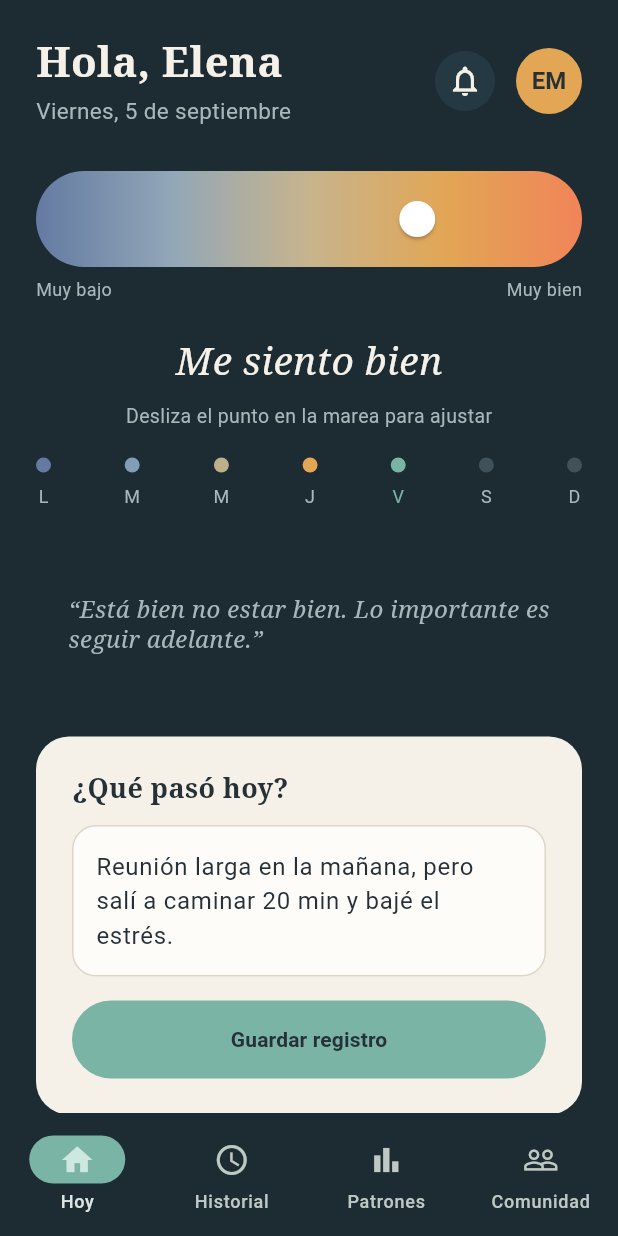
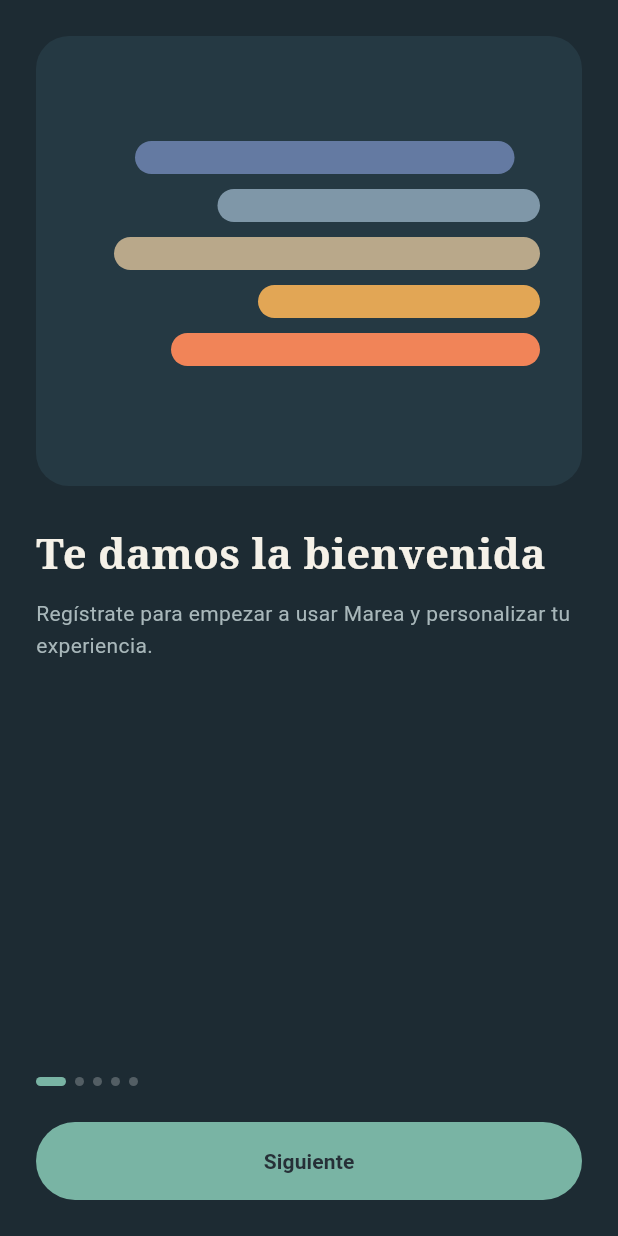
Before and after one commit to Isaian000/proyecto-marea, a Flutter app: the screen it shows after launch, on a phone screen of 412 x 824 dp. Run offline on Flutter 3.47's test engine with Material 3 defaults, Android fonts, the phone set to English and light mode, and no system bars; Roboto replaces fonts that are missing (Arial).

Commit message:
flujo app: onBoarding

```diff
--- a/flutter_proyecto__marea/lib/my_app.dart
+++ b/flutter_proyecto__marea/lib/my_app.dart
@@ -1,6 +1,7 @@
 import 'package:flutter/material.dart';
 
 import 'emotional_record.dart';
+import 'onBoarding.dart';
 
 const navy = Color(0xFF1D2B33);
 const navyLight = Color(0xFF253943);
@@ -34,7 +35,7 @@ class MyApp extends StatelessWidget {
           bodyMedium: TextStyle(color: cream),
         ),
       ),
-      home: const DiaryShell(),
+      home: const OnboardingScreen(),
     );
   }
 }
--- /dev/null
+++ b/flutter_proyecto__marea/lib/onBoarding.dart
@@ -0,0 +1,449 @@
+import 'package:flutter/material.dart';
+
+import 'my_app.dart';
+
+const slate = Color(0xFF7F97A8);
+const sand = Color(0xFFB9A88A);
+
+class OnboardingScreen extends StatefulWidget {
+  const OnboardingScreen({super.key});
+
+  @override
+  State<OnboardingScreen> createState() => _OnboardingScreenState();
+}
+
+class _OnboardingScreenState extends State<OnboardingScreen> {
+  int _page = 0;
+
+  final List<Widget> _slides = const [
+    OnboardingSlide(
+      illustration: WelcomeArt(),
+      title: 'Te damos la bienvenida',
+      subtitle:
+          'Regístrate para empezar a usar Marea y personalizar tu experiencia.',
+    ),
+    OnboardingSlide(
+      illustration: FormArt(),
+      title: 'Llena tus datos',
+      subtitle: 'Nombre, edad, género y más. Es rápido y fácil.',
+    ),
+    OnboardingSlide(
+      illustration: PreferencesArt(),
+      title: 'Elige tus preferencias',
+      subtitle: 'Selecciona tus intereses para personalizar el contenido.',
+    ),
+    OnboardingSlide(
+      illustration: SecureArt(),
+      title: 'Información segura',
+      subtitle: 'Mantenemos tu información privada y segura.',
+    ),
+    OnboardingSlide(
+      illustration: ReadyArt(),
+      title: 'Todo listo para comenzar',
+      subtitle: 'Ya puedes explorar el foro y participar en la comunidad.',
+    ),
+  ];
+
+  void _next() {
+    if (_page == 4) {
+      Navigator.pushReplacement(
+        context,
+        MaterialPageRoute(builder: (context) => const DiaryShell()),
+      );
+    } else {
+      setState(() {
+        _page = _page + 1;
+      });
+    }
+  }
+
+  @override
+  Widget build(BuildContext context) {
+    String buttonText = 'Siguiente';
+    if (_page == 4) {
+      buttonText = 'Empezar';
+    }
+
+    return Scaffold(
+      body: SafeArea(
+        child: Padding(
+          padding: const EdgeInsets.all(24),
+          child: Column(
+            children: [
+              Expanded(child: _slides[_page]),
+              const SizedBox(height: 24),
+              PageDots(current: _page),
+              const SizedBox(height: 24),
+              SizedBox(
+                width: double.infinity,
+                child: PrimaryButton(label: buttonText, onPressed: _next),
+              ),
+            ],
+          ),
+        ),
+      ),
+    );
+  }
+}
+
+class OnboardingSlide extends StatelessWidget {
+  const OnboardingSlide({
+    super.key,
+    required this.illustration,
+    required this.title,
+    required this.subtitle,
+  });
+  final Widget illustration;
+  final String title;
+  final String subtitle;
+
+  @override
+  Widget build(BuildContext context) {
+    return SingleChildScrollView(
+      child: Column(
+        crossAxisAlignment: CrossAxisAlignment.start,
+        children: [
+          Container(
+            width: double.infinity,
+            height: 300,
+            decoration: BoxDecoration(
+              color: navyLight,
+              borderRadius: BorderRadius.circular(22),
+            ),
+            child: illustration,
+          ),
+          const SizedBox(height: 28),
+          SerifText(title, size: 28, weight: FontWeight.w600),
+          const SizedBox(height: 12),
+          Text(
+            subtitle,
+            style: const TextStyle(color: muted, fontSize: 14, height: 1.5),
+          ),
+        ],
+      ),
+    );
+  }
+}
+
+class PageDots extends StatelessWidget {
+  const PageDots({super.key, required this.current});
+  final int current;
+
+  @override
+  Widget build(BuildContext context) {
+    return Row(
+      children: [
+        Dot(active: current == 0),
+        Dot(active: current == 1),
+        Dot(active: current == 2),
+        Dot(active: current == 3),
+        Dot(active: current == 4),
+      ],
+    );
+  }
+}
+
+class Dot extends StatelessWidget {
+  const Dot({super.key, required this.active});
+  final bool active;
+
+  @override
+  Widget build(BuildContext context) {
+    return Container(
+      margin: const EdgeInsets.only(right: 6),
+      width: active ? 20 : 6,
+      height: 6,
+      decoration: BoxDecoration(
+        color: active ? teal : Colors.white24,
+        borderRadius: BorderRadius.circular(3),
+      ),
+    );
+  }
+}
+
+// Barra redondeada; left y right controlan dónde empieza y termina.
+class Bar extends StatelessWidget {
+  const Bar({
+    super.key,
+    required this.color,
+    required this.left,
+    required this.right,
+  });
+  final Color color;
+  final double left;
+  final double right;
+
+  @override
+  Widget build(BuildContext context) {
+    return Container(
+      height: 22,
+      margin: EdgeInsets.only(left: left, right: right, bottom: 10),
+      decoration: BoxDecoration(
+        color: color,
+        borderRadius: BorderRadius.circular(11),
+      ),
+    );
+  }
+}
+
+class WelcomeArt extends StatelessWidget {
+  const WelcomeArt({super.key});
+
+  @override
+  Widget build(BuildContext context) {
+    return const Column(
+      mainAxisAlignment: MainAxisAlignment.center,
+      children: [
+        Bar(color: blue, left: 66, right: 45),
+        Bar(color: slate, left: 121, right: 28),
+        Bar(color: sand, left: 52, right: 28),
+        Bar(color: gold, left: 148, right: 28),
+        Bar(color: orange, left: 90, right: 28),
+      ],
+    );
+  }
+}
+
+// Campo blanco del formulario de FormArt.
+class FormLine extends StatelessWidget {
+  const FormLine({super.key});
+
+  @override
+  Widget build(BuildContext context) {
+    return Container(
+      height: 16,
+      margin: const EdgeInsets.only(bottom: 7),
+      decoration: BoxDecoration(
+        color: Colors.white,
+        borderRadius: BorderRadius.circular(8),
+        border: Border.all(color: const Color(0xFFE6E0D0)),
+      ),
+    );
+  }
+}
+
+class FormArt extends StatelessWidget {
+  const FormArt({super.key});
+
+  @override
+  Widget build(BuildContext context) {
+    return Center(
+      child: Container(
+        width: 150,
+        padding: const EdgeInsets.all(14),
+        decoration: BoxDecoration(
+          color: cream,
+          borderRadius: BorderRadius.circular(16),
+        ),
+        child: Column(
+          mainAxisSize: MainAxisSize.min,
+          children: [
+            Row(
+              children: [
+                Container(
+                  width: 30,
+                  height: 30,
+                  decoration: const BoxDecoration(
+                    color: gold,
+                    shape: BoxShape.circle,
+                  ),
+                ),
+                const SizedBox(width: 10),
+                Column(
+                  crossAxisAlignment: CrossAxisAlignment.start,
+                  children: [
+                    Container(width: 82, height: 4, color: ink),
+                    const SizedBox(height: 6),
+                    Container(
+                      width: 50,
+                      height: 4,
+                      color: const Color(0xFFDDD8C4),
+                    ),
+                  ],
+                ),
+              ],
+            ),
+            const SizedBox(height: 14),
+            const FormLine(),
+            const FormLine(),
+            const FormLine(),
+          ],
+        ),
+      ),
+    );
+  }
+}
+
+class PreferencesArt extends StatelessWidget {
+  const PreferencesArt({super.key});
+
+  @override
+  Widget build(BuildContext context) {
+    return const Column(
+      mainAxisAlignment: MainAxisAlignment.center,
+      children: [
+        Row(
+          mainAxisAlignment: MainAxisAlignment.center,
+          children: [
+            InterestChip(label: 'Ansiedad', selected: true),
+            SizedBox(width: 12),
+            InterestChip(label: 'Diario', selected: false),
+          ],
+        ),
+        SizedBox(height: 12),
+        Row(
+          mainAxisAlignment: MainAxisAlignment.center,
+          children: [
+            InterestChip(label: 'Depresión', selected: false),
+            SizedBox(width: 12),
+            InterestChip(label: 'Recursos', selected: true),
+          ],
+        ),
+        SizedBox(height: 12),
+        Row(
+          mainAxisAlignment: MainAxisAlignment.center,
+          children: [
+            InterestChip(label: 'Social', selected: true),
+            SizedBox(width: 12),
+            InterestChip(label: 'Comunidad', selected: false),
+          ],
+        ),
+      ],
+    );
+  }
+}
+
+class InterestChip extends StatelessWidget {
+  const InterestChip({super.key, required this.label, required this.selected});
+  final String label;
+  final bool selected;
+
+  @override
+  Widget build(BuildContext context) {
+    return Container(
+      padding: const EdgeInsets.symmetric(horizontal: 14, vertical: 8),
+      decoration: BoxDecoration(
+        color: selected ? teal : Colors.transparent,
+        borderRadius: BorderRadius.circular(20),
+        border: Border.all(color: selected ? teal : cream),
+      ),
+      child: Text(
+        label,
+        style: TextStyle(
+          color: selected ? ink : cream,
+          fontSize: 12,
+          fontWeight: FontWeight.bold,
+        ),
+      ),
+    );
+  }
+}
+
+class SecureArt extends StatelessWidget {
+  const SecureArt({super.key});
+
+  @override
+  Widget build(BuildContext context) {
+    // Círculos uno dentro de otro, cada uno un poco más claro.
+    return Center(
+      child: Container(
+        width: 180,
+        height: 180,
+        alignment: Alignment.center,
+        decoration: const BoxDecoration(
+          color: Colors.white10,
+          shape: BoxShape.circle,
+        ),
+        child: Container(
+          width: 130,
+          height: 130,
+          alignment: Alignment.center,
+          decoration: const BoxDecoration(
+            color: Colors.white10,
+            shape: BoxShape.circle,
+          ),
+          child: Container(
+            width: 86,
+            height: 86,
+            alignment: Alignment.center,
+            decoration: const BoxDecoration(
+              color: Colors.white10,
+              shape: BoxShape.circle,
+            ),
+            child: Container(
+              width: 48,
+              height: 48,
+              decoration: const BoxDecoration(
+                color: cream,
+                shape: BoxShape.circle,
+              ),
+              child: const Icon(Icons.lock_outline, color: ink, size: 22),
+            ),
+          ),
+        ),
+      ),
+    );
+  }
+}
+
+// Punto de color de ReadyArt; left lo mueve a la derecha.
+class ColorDot extends StatelessWidget {
+  const ColorDot({super.key, required this.color, required this.left});
+  final Color color;
+  final double left;
+
+  @override
+  Widget build(BuildContext context) {
+    return Padding(
+      padding: EdgeInsets.only(left: left),
+      child: Container(
+        width: 14,
+        height: 14,
+        decoration: BoxDecoration(color: color, shape: BoxShape.circle),
+      ),
+    );
+  }
+}
+
+class ReadyArt extends StatelessWidget {
+  const ReadyArt({super.key});
+
+  @override
+  Widget build(BuildContext context) {
+    return Padding(
+      padding: const EdgeInsets.fromLTRB(40, 56, 40, 0),
+      child: Column(
+        crossAxisAlignment: CrossAxisAlignment.start,
+        children: [
+          const ColorDot(color: orange, left: 232),
+          const SizedBox(height: 28),
+          const ColorDot(color: gold, left: 177),
+          const SizedBox(height: 25),
+          const ColorDot(color: sand, left: 122),
+          const SizedBox(height: 19),
+          const ColorDot(color: slate, left: 67),
+          const SizedBox(height: 16),
+          const ColorDot(color: blue, left: 15),
+          const SizedBox(height: 11),
+          Container(
+            height: 38,
+            padding: const EdgeInsets.all(8),
+            alignment: Alignment.centerRight,
+            decoration: BoxDecoration(
+              borderRadius: BorderRadius.circular(19),
+              gradient: const LinearGradient(colors: [blue, sand, orange]),
+            ),
+            child: Container(
+              width: 22,
+              height: 22,
+              decoration: const BoxDecoration(
+                color: Colors.white,
+                shape: BoxShape.circle,
+              ),
+            ),
+          ),
+        ],
+      ),
+    );
+  }
+}
```
Also changed, not shown: 1 other file.
